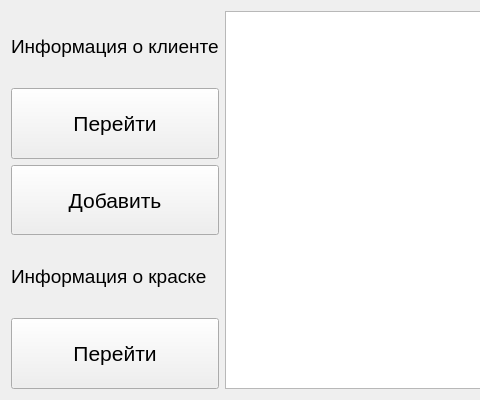
Qt form interface/main_window.ui (adariax/ABeauty_Brows) before a commit; both pictures show x 0 to 480 and y 0 to 400 of the 800 by 400 pixel window.
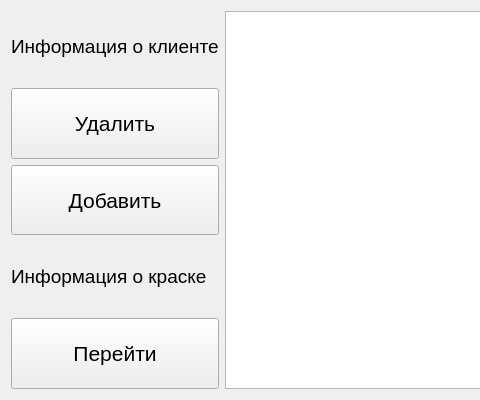
The same form after that commit.

```diff
--- a/interface/main_window.ui
+++ b/interface/main_window.ui
@@ -16,6 +16,12 @@
     <height>400</height>
    </size>
   </property>
+  <property name="maximumSize">
+   <size>
+    <width>1200</width>
+    <height>400</height>
+   </size>
+  </property>
   <property name="windowTitle">
    <string>a.beauty / brows</string>
   </property>
@@ -76,7 +82,7 @@
       </font>
      </property>
      <property name="text">
-      <string>Перейти</string>
+      <string>Удалить</string>
      </property>
     </widget>
    </item>
```
Left out of the diff: 10 changed lines with no effect on the pictures.
